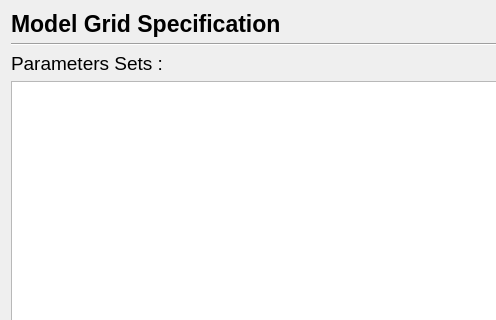
Before: the Qt Designer form PhzQtUI/auxdir/PhzQtUI/DialogModelSet.ui in astrorama/Phosphoros, drawn with Qt 5; both pictures show x 0 to 496 and y 0 to 320 of the 1008 by 783 pixel window.
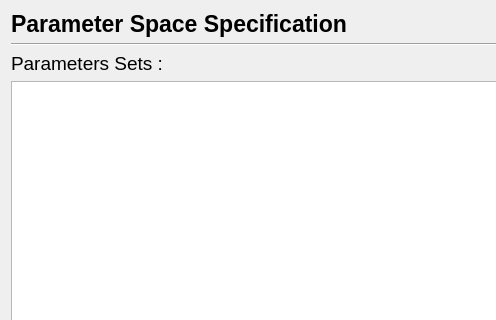
After: the same form once the commit is applied. Custom widgets are drawn as their Qt base class.

Commit message: Task 8263 Update the GUI for the new names

What changed in the file:
```diff
--- a/PhzQtUI/auxdir/PhzQtUI/DialogModelSet.ui
+++ b/PhzQtUI/auxdir/PhzQtUI/DialogModelSet.ui
@@ -26,7 +26,7 @@
         </font>
        </property>
        <property name="text">
-        <string>Model Grid Specification</string>
+        <string>Parameter Space Specification</string>
        </property>
       </widget>
      </item>
```
Left out of the diff: 2 changed lines with no effect on the pictures. The commit also changes 4 other files.
